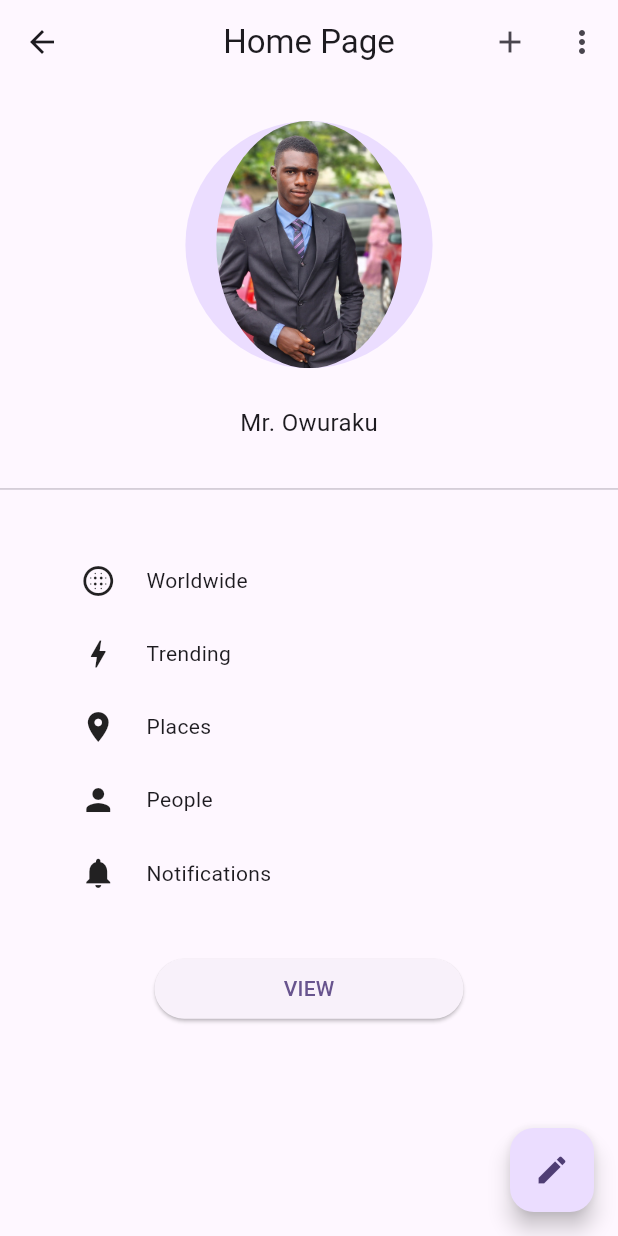
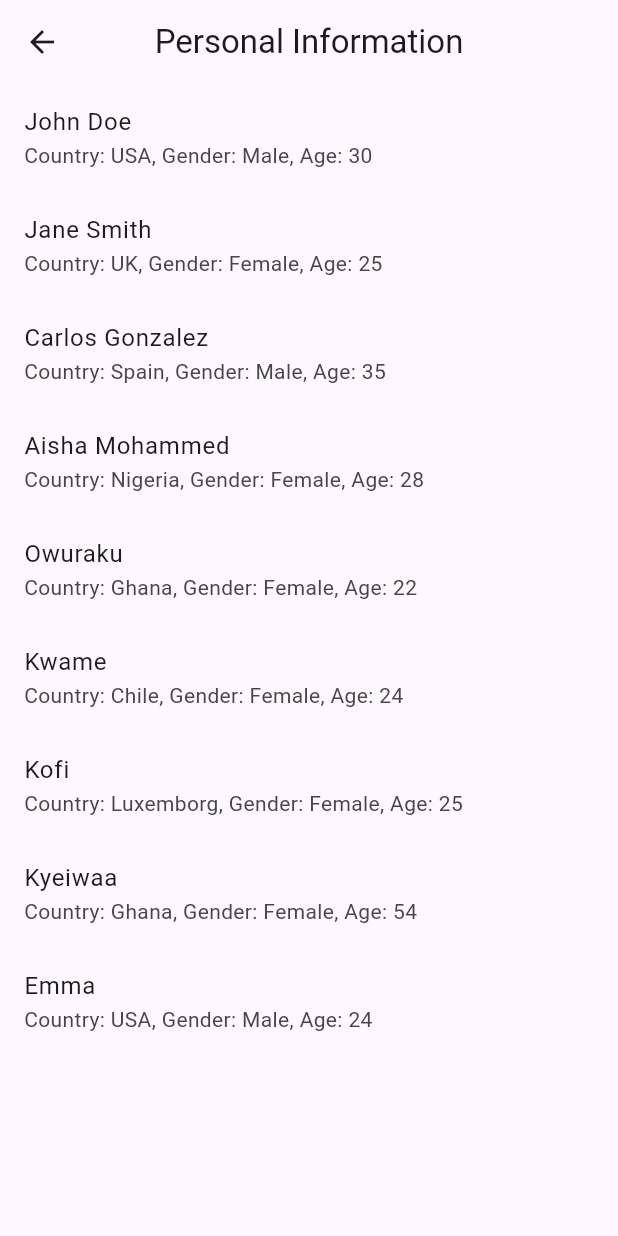
Before and after one commit to Sankwan/WidgetApp, a Flutter app: the HomePage screen opened directly, after a tap on "VIEW", on a phone screen of 412 x 824 dp. Run offline on Flutter 3.47's test engine with Material 3 defaults, Android fonts, the phone set to English and light mode, and no system bars.

Commit message:
personal info page added

```diff
--- a/lib/homepage.dart
+++ b/lib/homepage.dart
@@ -1,4 +1,5 @@
 import 'package:flutter/material.dart';
+import 'package:owuraku_app/personal_info.dart';
 
 class HomePage extends StatefulWidget {
   const HomePage({super.key});
@@ -66,13 +67,13 @@ class _HomePageState extends State<HomePage> {
           CircleAvatar(
             radius: screenWidth * 0.2,
             child: ClipOval(
-              child: Image.asset('assets/images/profile.jpeg'),
+              child: Image.asset('assets/images/avatar.png'),
             ),
           ),
           SizedBox(height: screenHeight * 0.03),
           const Center(
             child: Text(
-              'Mr. Owuraku',
+              'John Doe',
               style: TextStyle(fontSize: 16),
             ),
           ),
@@ -159,7 +160,12 @@ class _HomePageState extends State<HomePage> {
               horizontal: screenWidth * 0.25, // Adjusting padding for button
             ),
             child: ElevatedButton(
-              onPressed: () {},
+              onPressed: () {
+                Navigator.push(
+              context,
+              MaterialPageRoute(builder: (context) => PersonalInformation()),
+            );
+              },
               child: const Text('VIEW'),
             ),
           ),
--- /dev/null
+++ b/lib/personal_info.dart
@@ -0,0 +1,54 @@
+import 'package:flutter/material.dart';
+
+class PersonalInformation extends StatelessWidget {
+   // List of people
+  final List<Person> people = [
+    Person(name: 'John Doe', country: 'USA', gender: 'Male', age: 30),
+    Person(name: 'Jane Smith', country: 'UK', gender: 'Female', age: 25),
+    Person(name: 'Carlos Gonzalez', country: 'Spain', gender: 'Male', age: 35),
+    Person(name: 'Aisha Mohammed', country: 'Nigeria', gender: 'Female', age: 28),
+    Person(name: 'Owuraku', country: 'Ghana', gender: 'Female', age: 22),
+    Person(name: 'Kwame', country: 'Chile', gender: 'Female', age: 24),
+    Person(name: 'Kofi', country: 'Luxemborg', gender: 'Female', age: 25),
+    Person(name: 'Kyeiwaa', country: 'Ghana', gender: 'Female', age: 54),
+    Person(name: 'Emma', country: 'USA', gender: 'Male', age: 24),
+  ];
+   PersonalInformation({super.key});
+
+  @override
+  Widget build(BuildContext context) {
+    return Scaffold(
+      appBar: AppBar(
+        title: const Text('Personal Information'),
+        centerTitle: true,
+      ),
+      body: ListView.builder(
+        itemCount: people.length, // Number of items in the list
+        itemBuilder: (context, index) {
+          // Builds each item in the list
+          return ListTile(
+            title: Text(people[index].name), // Display the person's name
+            subtitle: Text(
+              'Country: ${people[index].country}, Gender: ${people[index].gender}, Age: ${people[index].age}',
+            ), // Display the person's details
+          );
+        },
+      ),
+    );
+  }
+}
+
+// A simple class to represent a person
+class Person {
+  final String name;
+  final String country;
+  final String gender;
+  final int age;
+
+  Person({
+    required this.name,
+    required this.country,
+    required this.gender,
+    required this.age,
+  });
+}
```
Also changed, not shown: assets/images/avatar.png (added).
